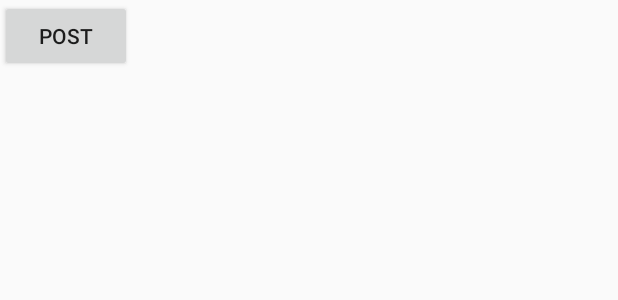
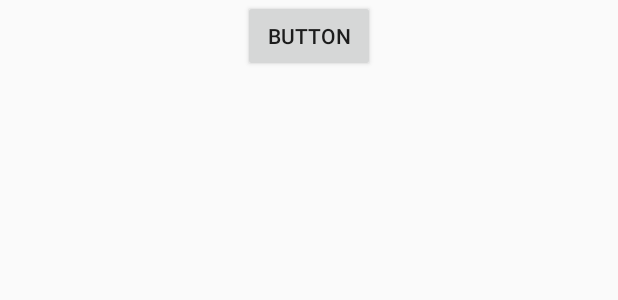
Before and after one commit to ericsu921/mobile-credera-all, an Android app: the layout content_post_entry1.xml on its own in the app's theme, with its tools: preview values and no code run, on a phone screen of 412 x 824 dp. Shown: the top 300 px of the screen. Run offline under Robolectric (Android 15) with nearby library versions, the phone set to English and light mode, and no system bars.

Commit message:
Added new post button.

```diff
--- a/app/src/main/res/layout/content_post_entry1.xml
+++ b/app/src/main/res/layout/content_post_entry1.xml
@@ -1,13 +1,23 @@
 <?xml version="1.0" encoding="utf-8"?>
-<LinearLayout xmlns:android="http://schemas.android.com/apk/res/android"
+<android.support.constraint.ConstraintLayout
+    xmlns:android="http://schemas.android.com/apk/res/android"
+    xmlns:app="http://schemas.android.com/apk/res-auto"
+    xmlns:tools="http://schemas.android.com/tools"
     android:layout_width="match_parent"
     android:layout_height="match_parent"
-    android:orientation="vertical">
+    app:layout_behavior="@string/appbar_scrolling_view_behavior"
+    tools:context="com.credera.mobile.crederaall.PostEntryActivity"
+    tools:showIn="@layout/activity_post_entry1">
+
 
     <Button
-        android:id="@+id/post_button"
+        android:id="@+id/button"
         android:layout_width="wrap_content"
         android:layout_height="wrap_content"
-        android:text="Post"/>
-
-</LinearLayout>
+        android:text="Button"
+        tools:layout_editor_absoluteY="231dp"
+        android:layout_marginRight="8dp"
+        app:layout_constraintRight_toRightOf="parent"
+        android:layout_marginLeft="8dp"
+        app:layout_constraintLeft_toLeftOf="parent" />
+</android.support.constraint.ConstraintLayout>
```
